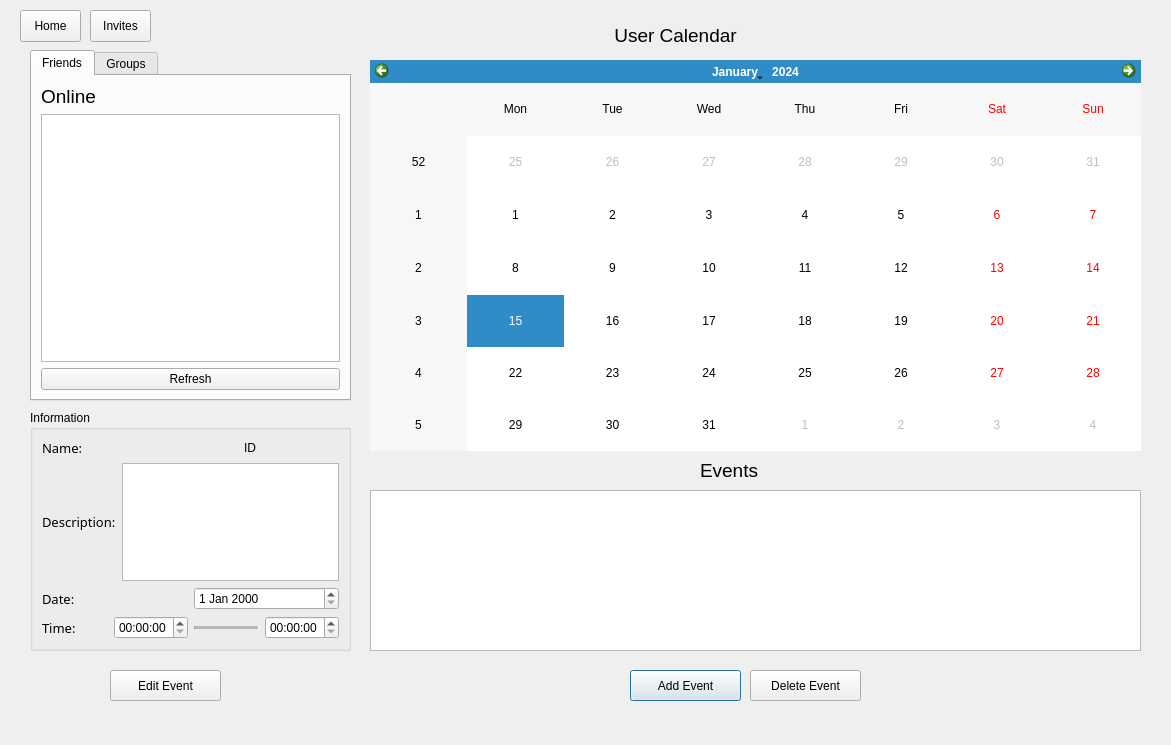
This is dashboard.ui in curvySage/Get2gether as Qt 5 draws it before an edit. The edited form follows.
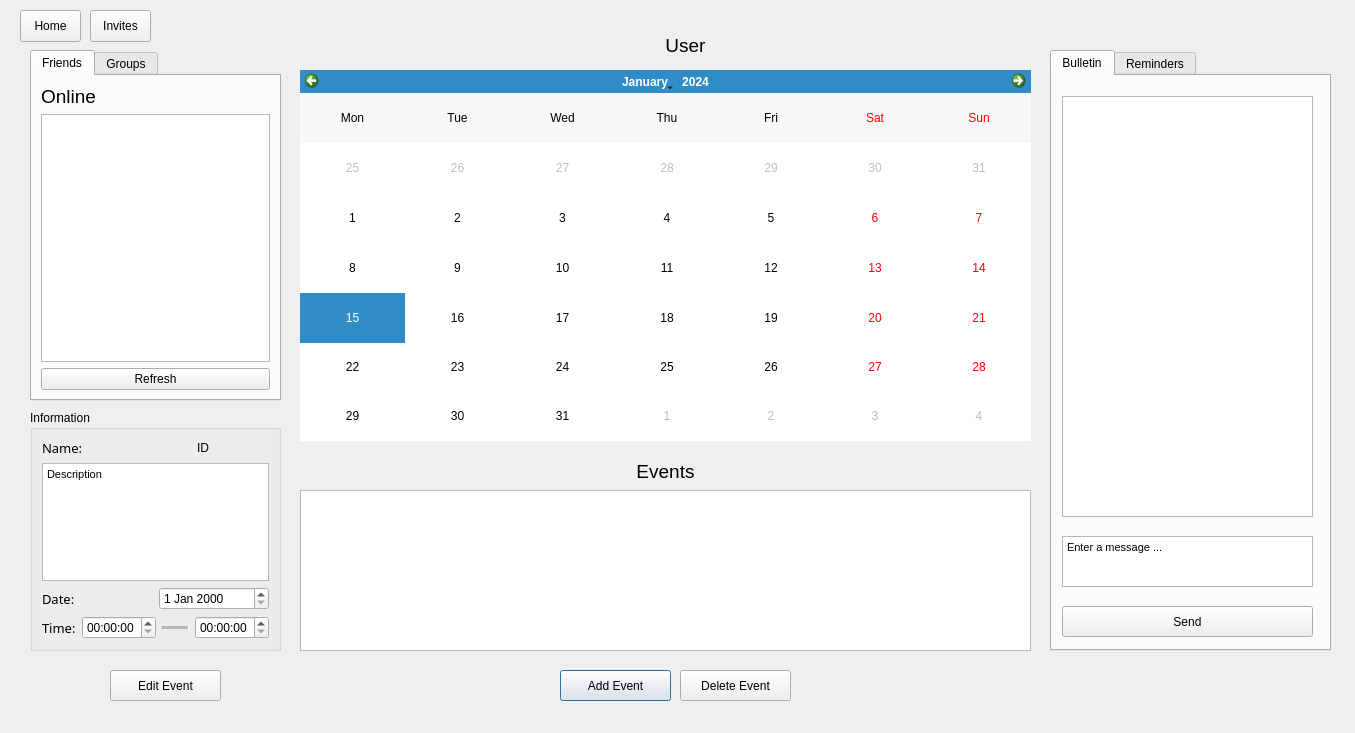
This is the edited form. The open tabs and pages were chosen to show the change.

Commit message: updated the thread, created bulletin/reminder ui

```diff
--- a/dashboard.ui
+++ b/dashboard.ui
@@ -6,8 +6,8 @@
    <rect>
     <x>0</x>
     <y>0</y>
-    <width>1171</width>
-    <height>745</height>
+    <width>1355</width>
+    <height>733</height>
    </rect>
   </property>
   <property name="windowTitle">
@@ -16,19 +16,31 @@
   <widget class="QCalendarWidget" name="calendarWidget">
    <property name="geometry">
     <rect>
-     <x>370</x>
-     <y>60</y>
-     <width>771</width>
-     <height>391</height>
+     <x>300</x>
+     <y>70</y>
+     <width>731</width>
+     <height>371</height>
     </rect>
    </property>
+   <property name="gridVisible">
+    <bool>false</bool>
+   </property>
+   <property name="selectionMode">
+    <enum>QCalendarWidget::SingleSelection</enum>
+   </property>
+   <property name="horizontalHeaderFormat">
+    <enum>QCalendarWidget::ShortDayNames</enum>
+   </property>
+   <property name="verticalHeaderFormat">
+    <enum>QCalendarWidget::NoVerticalHeader</enum>
+   </property>
   </widget>
   <widget class="QTableView" name="eventsview">
    <property name="geometry">
     <rect>
-     <x>370</x>
+     <x>300</x>
      <y>490</y>
-     <width>771</width>
+     <width>731</width>
      <height>161</height>
     </rect>
    </property>
@@ -36,7 +48,7 @@
   <widget class="QPushButton" name="addevents">
    <property name="geometry">
     <rect>
-     <x>630</x>
+     <x>560</x>
      <y>670</y>
      <width>111</width>
      <height>31</height>
@@ -49,9 +61,9 @@
   <widget class="QLabel" name="eventlabel">
    <property name="geometry">
     <rect>
-     <x>700</x>
+     <x>300</x>
      <y>460</y>
-     <width>91</width>
+     <width>731</width>
      <height>21</height>
     </rect>
    </property>
@@ -61,15 +73,15 @@
     </font>
    </property>
    <property name="text">
-    <string>Events</string>
+    <string>&lt;html&gt;&lt;head/&gt;&lt;body&gt;&lt;p align=&quot;center&quot;&gt;Events&lt;/p&gt;&lt;/body&gt;&lt;/html&gt;</string>
    </property>
   </widget>
   <widget class="QLabel" name="userlabel">
    <property name="geometry">
     <rect>
-     <x>530</x>
-     <y>20</y>
-     <width>291</width>
+     <x>300</x>
+     <y>30</y>
+     <width>771</width>
      <height>31</height>
     </rect>
    </property>
@@ -79,7 +91,7 @@
     </font>
    </property>
    <property name="text">
-    <string>&lt;html&gt;&lt;head/&gt;&lt;body&gt;&lt;p align=&quot;center&quot;&gt;User Calendar&lt;/p&gt;&lt;/body&gt;&lt;/html&gt;</string>
+    <string>&lt;html&gt;&lt;head/&gt;&lt;body&gt;&lt;p align=&quot;center&quot;&gt;User&lt;/p&gt;&lt;/body&gt;&lt;/html&gt;</string>
    </property>
   </widget>
   <widget class="QPushButton" name="editEvents">
@@ -98,7 +110,7 @@
   <widget class="QPushButton" name="deleteEvents">
    <property name="geometry">
     <rect>
-     <x>750</x>
+     <x>680</x>
      <y>670</y>
      <width>111</width>
      <height>31</height>
@@ -113,12 +125,12 @@
     <rect>
      <x>30</x>
      <y>50</y>
-     <width>321</width>
+     <width>251</width>
      <height>351</height>
     </rect>
    </property>
    <property name="currentIndex">
-    <number>1</number>
+    <number>0</number>
    </property>
    <widget class="QWidget" name="friendTab">
     <attribute name="title">
@@ -205,7 +217,7 @@
     <rect>
      <x>30</x>
      <y>410</y>
-     <width>321</width>
+     <width>251</width>
      <height>241</height>
     </rect>
    </property>
@@ -255,21 +267,17 @@
       <item>
        <layout class="QHBoxLayout" name="horizontalLayout_7">
         <item>
-         <widget class="QLabel" name="DescriptionLabel">
-          <property name="font">
-           <font>
-            <family>Franklin Gothic Book</family>
-            <pointsize>10</pointsize>
-           </font>
-          </property>
-          <property name="text">
-           <string>Description:</string>
+         <widget class="QTextEdit" name="DescriptxtEdit">
+          <property name="html">
+           <string>&lt;!DOCTYPE HTML PUBLIC &quot;-//W3C//DTD HTML 4.0//EN&quot; &quot;http://www.w3.org/TR/REC-html40/strict.dtd&quot;&gt;
+&lt;html&gt;&lt;head&gt;&lt;meta name=&quot;qrichtext&quot; content=&quot;1&quot; /&gt;&lt;style type=&quot;text/css&quot;&gt;
+p, li { white-space: pre-wrap; }
+&lt;/style&gt;&lt;/head&gt;&lt;body style=&quot; font-family:'MS Shell Dlg 2'; font-size:8.25pt; font-weight:400; font-style:normal;&quot;&gt;
+&lt;p style=&quot; margin-top:0px; margin-bottom:0px; margin-left:0px; margin-right:0px; -qt-block-indent:0; text-indent:0px;&quot;&gt;Description&lt;/p&gt;
+&lt;p style=&quot;-qt-paragraph-type:empty; margin-top:0px; margin-bottom:0px; margin-left:0px; margin-right:0px; -qt-block-indent:0; text-indent:0px;&quot;&gt;&lt;br /&gt;&lt;/p&gt;&lt;/body&gt;&lt;/html&gt;</string>
           </property>
          </widget>
         </item>
-        <item>
-         <widget class="QTextEdit" name="DescriptxtEdit"/>
-        </item>
        </layout>
       </item>
       <item>
@@ -358,6 +366,79 @@
     <string>Invites</string>
    </property>
   </widget>
+  <widget class="QTabWidget" name="tabview2">
+   <property name="geometry">
+    <rect>
+     <x>1050</x>
+     <y>50</y>
+     <width>281</width>
+     <height>601</height>
+    </rect>
+   </property>
+   <property name="currentIndex">
+    <number>1</number>
+   </property>
+   <widget class="QWidget" name="tab">
+    <attribute name="title">
+     <string>Bulletin</string>
+    </attribute>
+    <widget class="QTableView" name="remindersview">
+     <property name="geometry">
+      <rect>
+       <x>10</x>
+       <y>20</y>
+       <width>251</width>
+       <height>421</height>
+      </rect>
+     </property>
+    </widget>
+    <widget class="QTextEdit" name="textEdit">
+     <property name="geometry">
+      <rect>
+       <x>10</x>
+       <y>460</y>
+       <width>251</width>
+       <height>51</height>
+      </rect>
+     </property>
+     <property name="html">
+      <string>&lt;!DOCTYPE HTML PUBLIC &quot;-//W3C//DTD HTML 4.0//EN&quot; &quot;http://www.w3.org/TR/REC-html40/strict.dtd&quot;&gt;
+&lt;html&gt;&lt;head&gt;&lt;meta name=&quot;qrichtext&quot; content=&quot;1&quot; /&gt;&lt;style type=&quot;text/css&quot;&gt;
+p, li { white-space: pre-wrap; }
+&lt;/style&gt;&lt;/head&gt;&lt;body style=&quot; font-family:'MS Shell Dlg 2'; font-size:8.25pt; font-weight:400; font-style:normal;&quot;&gt;
+&lt;p style=&quot; margin-top:0px; margin-bottom:0px; margin-left:0px; margin-right:0px; -qt-block-indent:0; text-indent:0px;&quot;&gt;Enter a message ...&lt;/p&gt;&lt;/body&gt;&lt;/html&gt;</string>
+     </property>
+    </widget>
+    <widget class="QPushButton" name="pushButton">
+     <property name="geometry">
+      <rect>
+       <x>10</x>
+       <y>530</y>
+       <width>251</width>
+       <height>31</height>
+      </rect>
+     </property>
+     <property name="text">
+      <string>Send</string>
+     </property>
+    </widget>
+   </widget>
+   <widget class="QWidget" name="tab_2">
+    <attribute name="title">
+     <string>Reminders</string>
+    </attribute>
+    <widget class="QTableView" name="remindersview_2">
+     <property name="geometry">
+      <rect>
+       <x>10</x>
+       <y>20</y>
+       <width>251</width>
+       <height>541</height>
+      </rect>
+     </property>
+    </widget>
+   </widget>
+  </widget>
  </widget>
  <resources/>
  <connections/>
```
The commit also changes 17 other files.
